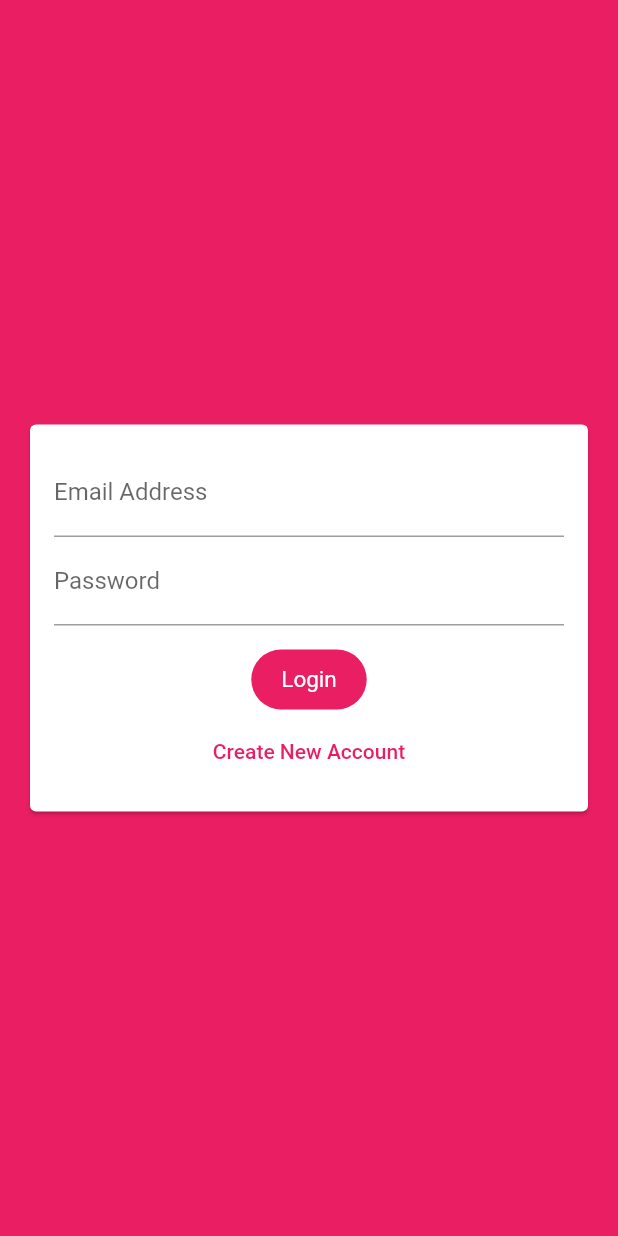
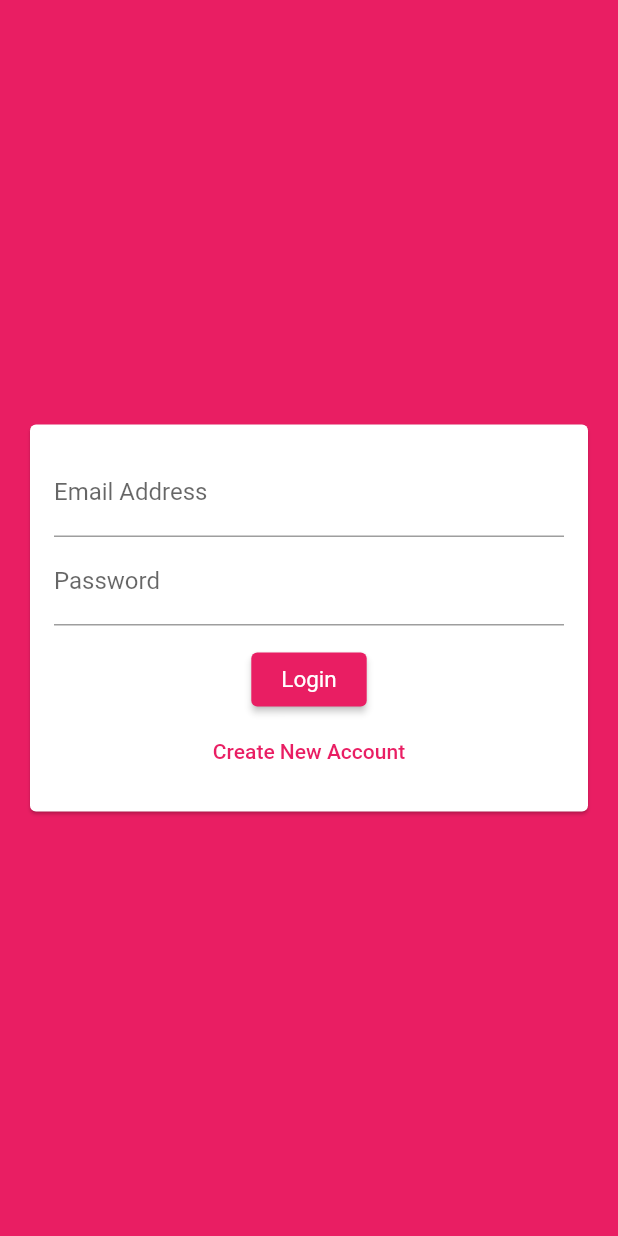
Before and after one commit to AqeelAaqi/mychatapp-with-flutter, a Flutter app: the screen it shows after launch, on a phone screen of 412 x 824 dp. Run offline on Flutter 3.47's test engine with Material 2 defaults, Android fonts, the phone set to English and light mode, and no system bars; our stand-ins replace cloud_firestore, firebase_auth, firebase_core; missing offline and left inert: model_viewer_plus; accounts and stored records are empty.

```diff
--- a/lib/main.dart
+++ b/lib/main.dart
@@ -1,5 +1,6 @@
 import 'package:firebase_auth/firebase_auth.dart';
 import 'package:flutter/material.dart';
+import 'package:mychatapp/screens/ar_core_screen.dart';
 import 'package:mychatapp/screens/auth_screen.dart';
 import 'package:mychatapp/screens/chat_screen.dart';
 import 'package:firebase_core/firebase_core.dart';
@@ -17,6 +18,7 @@ class MyApp extends StatelessWidget {
   @override
   Widget build(BuildContext context) {
     return MaterialApp(
+      debugShowCheckedModeBanner: true,
       title: 'Flutter Demo',
       theme: ThemeData(
         primarySwatch: Colors.pink,
@@ -37,6 +39,7 @@ class MyApp extends StatelessWidget {
         }
         return AuthScreen();
       },),
+      // home: ArScreen(),
       // home: AuthScreen(),
       // home: ChatScreen(),
     );
--- a/lib/widgets/auth/auth_form.dart
+++ b/lib/widgets/auth/auth_form.dart
@@ -2,10 +2,11 @@ import 'package:flutter/material.dart';
 
 class AuthForm extends StatefulWidget {
 
-  AuthForm(this.submitFn, this.isLoading);
+  const AuthForm(this.submitFn, this.isLoading, {super.key});
   final bool isLoading;
 
   final void Function(String email, String password, String userName, bool isLogin, BuildContext ctx) submitFn;
+  @override
   _AuthFormState createState() => _AuthFormState();
 }
 
@@ -87,9 +88,9 @@ class _AuthFormState extends State<AuthForm> {
                   height: 12,
                 ),
                 if(widget.isLoading)
-                  CircularProgressIndicator(),
+                  const CircularProgressIndicator(),
                 if(!widget.isLoading)
-                FilledButton(
+                ElevatedButton(
                   style: TextButton.styleFrom(
                     foregroundColor: Colors.white,
                     padding: const EdgeInsets.only(left: 20.0, right: 20.0),
--- a/lib/widgets/chat/message_bubble.dart
+++ b/lib/widgets/chat/message_bubble.dart
@@ -24,11 +24,11 @@ class MessageBubble extends StatelessWidget {
             ),
           ),
           width: 140,
-          padding: EdgeInsets.symmetric(
+          padding: const EdgeInsets.symmetric(
             vertical: 10,
             horizontal: 16,
           ),
-          margin: EdgeInsets.symmetric(
+          margin: const EdgeInsets.symmetric(
             vertical: 4,
             horizontal: 8,
           ),
--- a/pubspec.yaml
+++ b/pubspec.yaml
@@ -20,7 +20,7 @@ publish_to: 'none' # Remove this line if you wish to publish to pub.dev
 version: 1.0.0+1
 
 environment:
-  sdk: '>=2.19.0-146.2.beta <3.0.0'
+  sdk: '>=2.18.6 <3.0.0'
 
 # Dependencies specify other packages that your package needs in order to work.
 # To automatically upgrade your package dependencies to the latest versions
@@ -33,6 +33,7 @@ dependencies:
     sdk: flutter
   cloud_firestore: ^4.3.1
   firebase_auth: ^4.2.4
+  model_viewer_plus: ^1.4.0
 
 
   # The following adds the Cupertino Icons font to your application.
@@ -62,7 +63,8 @@ flutter:
   uses-material-design: true
 
   # To add assets to your application, add an assets section, like this:
-  # assets:
+  assets:
+    - astronaut.glb
   #   - images/a_dot_burr.jpeg
   #   - images/a_dot_ham.jpeg
 
```
Also changed, not shown: lib/screens/ar_core_screen.dart (added, +27 -0 lines), lib/widgets/chat/new_message.dart (+17 -6 lines), pubspec.lock, 9 other files.
